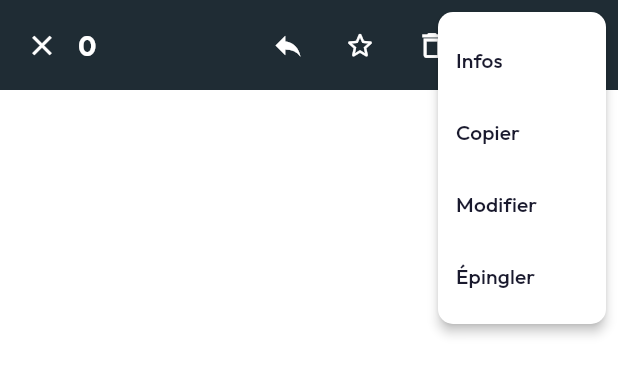
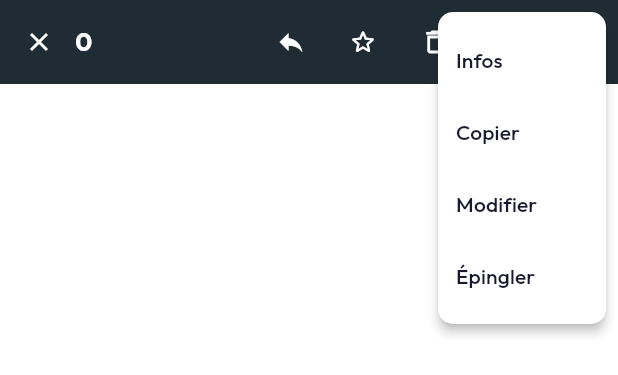
Before and after one commit to Samiiii5/e-signal-v2, a Flutter app: the _SelectionAppBar widget shown alone on an empty page, opened directly with empty values, after a tap on the "more vert" icon, on a phone screen of 412 x 824 dp. Shown: the top 375 px of the screen. Run offline on Flutter 3.47's test engine with Material 3 defaults, Android fonts, the phone set to English and light mode, and no system bars; our stand-ins replace go_router, google_fonts, image_picker, open_file, pdf, share_plus and 1 more; missing offline and left inert: excel; accounts and stored records are empty.

Commit message:
fix(chat): selection mode overlay and toolbar overflow
- Remove black overlay on non-selected messages; only selected message gets #E8F8F0 green-tint background
- Fix right overflow: reduce icon sizes to 20px, set explicit padding/constraints on IconButtons
- Fix bottom overflow: remove redundant SafeArea nesting, use proper widget structure

Co-Authored-By: Claude Sonnet 4.6 <noreply@anthropic.com>
Claude-Session: https://claude.ai/code/session_017mVrovz2ebC7DvmSfYVsds

```diff
--- a/lib/features/inbox/chat_screen.dart
+++ b/lib/features/inbox/chat_screen.dart
@@ -823,10 +823,8 @@ class _ChatScreenState extends State<ChatScreen> {
                     _showReactionPicker(msg, pos);
                   },
                   child: Container(
-                    color: _isSelectionMode
-                        ? (isSelected
-                            ? AppColors.green.withValues(alpha: 0.10)
-                            : Colors.black.withValues(alpha: 0.30))
+                    color: (isSelected && _isSelectionMode)
+                        ? const Color(0xFFE8F8F0)
                         : Colors.transparent,
                     child: Row(
                       crossAxisAlignment: CrossAxisAlignment.center,
@@ -2659,40 +2657,51 @@ class _SelectionAppBar extends StatelessWidget {
       child: SafeArea(
         bottom: false,
         child: Padding(
-          padding: const EdgeInsets.symmetric(horizontal: 4, vertical: 6),
+          padding: const EdgeInsets.symmetric(horizontal: 2, vertical: 4),
           child: Row(
           children: [
             IconButton(
-                icon: const Icon(Icons.close, size: 22, color: Colors.white),
+              icon: const Icon(Icons.close, size: 20, color: Colors.white),
               onPressed: onClose,
+              padding: const EdgeInsets.all(8),
+              constraints: const BoxConstraints(minWidth: 36, minHeight: 36),
             ),
             Text(
               '$count',
-                style: const TextStyle(fontSize: 18, fontWeight: FontWeight.w700, color: Colors.white),
+              style: const TextStyle(fontSize: 17, fontWeight: FontWeight.w700, color: Colors.white),
             ),
             const Spacer(),
             IconButton(
-                icon: const Icon(Icons.reply, size: 22, color: Colors.white),
+              icon: const Icon(Icons.reply, size: 20, color: Colors.white),
               onPressed: onReply,
+              padding: const EdgeInsets.all(8),
+              constraints: const BoxConstraints(minWidth: 36, minHeight: 36),
               tooltip: 'Répondre',
             ),
             IconButton(
-                icon: const Icon(Icons.star_border_rounded, size: 22, color: Colors.white),
+              icon: const Icon(Icons.star_border_rounded, size: 20, color: Colors.white),
               onPressed: onStar,
+              padding: const EdgeInsets.all(8),
+              constraints: const BoxConstraints(minWidth: 36, minHeight: 36),
               tooltip: 'Favori',
             ),
             IconButton(
-                icon: const Icon(Icons.delete_outline, size: 22, color: Colors.white),
+              icon: const Icon(Icons.delete_outline, size: 20, color: Colors.white),
               onPressed: onDelete,
+              padding: const EdgeInsets.all(8),
+              constraints: const BoxConstraints(minWidth: 36, minHeight: 36),
               tooltip: 'Supprimer',
             ),
             IconButton(
-                icon: const Icon(Icons.forward, size: 22, color: Colors.white),
+              icon: const Icon(Icons.forward, size: 20, color: Colors.white),
               onPressed: onForward,
+              padding: const EdgeInsets.all(8),
+              constraints: const BoxConstraints(minWidth: 36, minHeight: 36),
               tooltip: 'Transférer',
             ),
             PopupMenuButton<String>(
-                icon: const Icon(Icons.more_vert, color: Colors.white, size: 22),
+              icon: const Icon(Icons.more_vert, color: Colors.white, size: 20),
+              padding: const EdgeInsets.all(8),
               color: Colors.white,
               shape: RoundedRectangleBorder(borderRadius: BorderRadius.circular(10)),
               onSelected: (value) {
```
Lines whose indentation alone changed are shown as unchanged.
